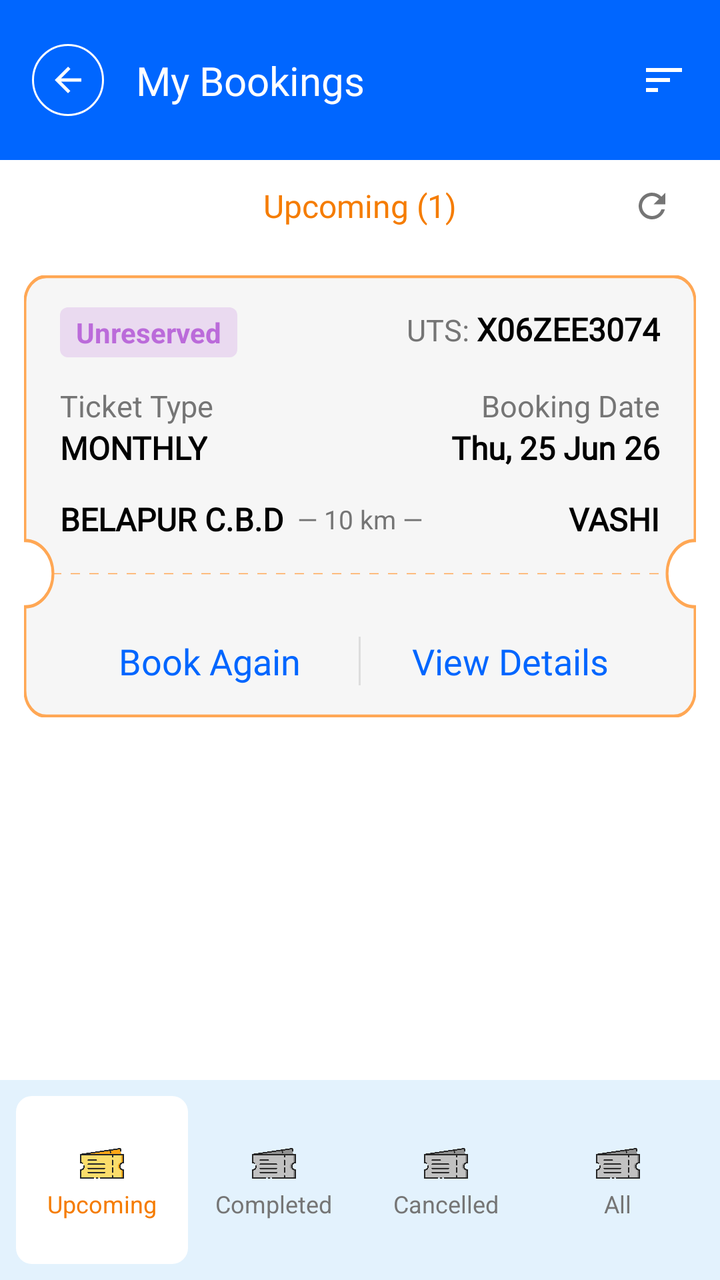
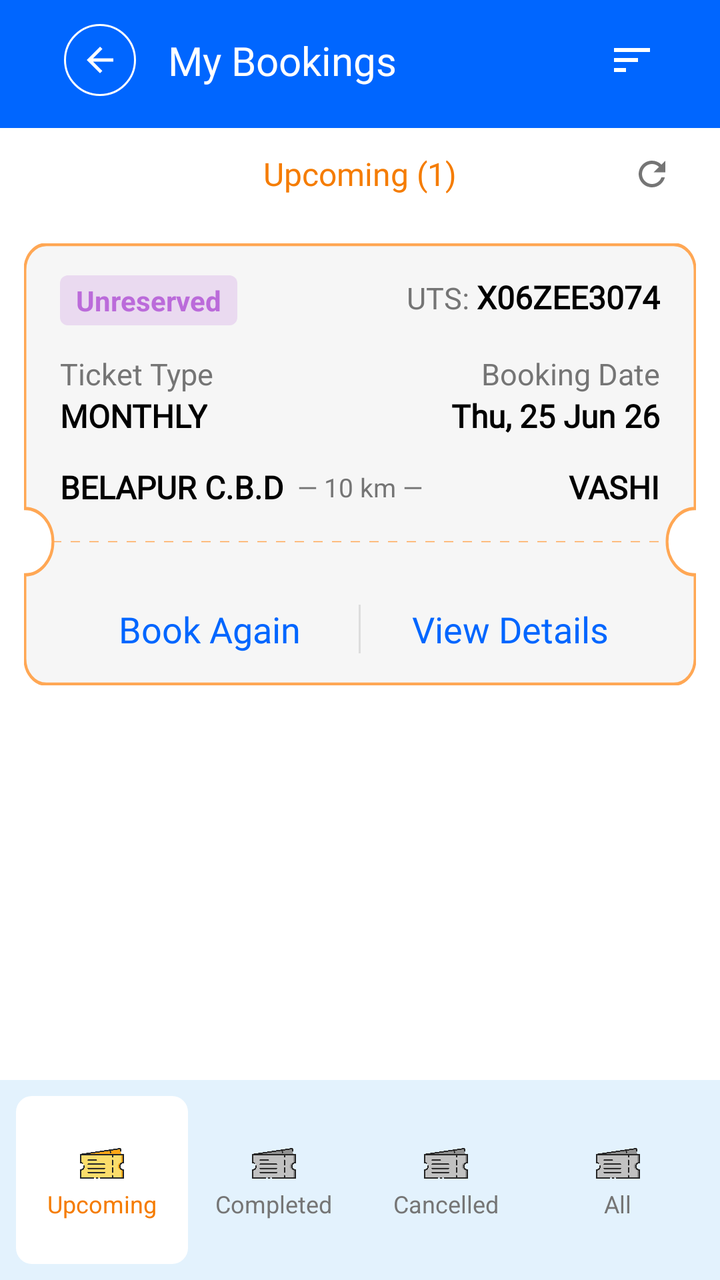

Compare the two renders of this Android layout. The source of the first and the diff that turns it into the second are given below.
<!-- AndroidManifest.xml: activity theme Theme.RailOne -->
<!-- res/layout/activity_bookings.xml -->
<?xml version="1.0" encoding="utf-8"?>
<androidx.constraintlayout.widget.ConstraintLayout xmlns:android="http://schemas.android.com/apk/res/android"
    xmlns:app="http://schemas.android.com/apk/res-auto"
    xmlns:tools="http://schemas.android.com/tools"
    android:layout_width="match_parent"
    android:layout_height="match_parent"
    android:background="@color/white"
    tools:context=".BookingsActivity">

    
    <androidx.constraintlayout.widget.ConstraintLayout
        android:id="@+id/topBar"
        android:layout_width="match_parent"
        android:layout_height="wrap_content"
        android:minHeight="80dp"
        android:background="@color/blue_action_bar"
        android:fitsSystemWindows="true"
        app:layout_constraintTop_toTopOf="parent">

        <ImageView
            android:id="@+id/btn_back"
            android:layout_width="36dp"
            android:layout_height="36dp"
            android:layout_marginStart="16dp"
            android:background="@drawable/bg_circle_outline"
            android:padding="8dp"
            android:src="@drawable/ic_back_arrow"
            app:layout_constraintBottom_toBottomOf="parent"
            app:layout_constraintStart_toStartOf="parent"
            app:layout_constraintTop_toTopOf="parent"
            app:tint="@color/white" />

        <TextView
            android:layout_width="wrap_content"
            android:layout_height="wrap_content"
            android:layout_marginStart="16dp"
            android:fontFamily="@font/montserrat_bold"
            android:text="My Bookings"
            android:textColor="@color/white"
            android:textSize="20sp"
            app:layout_constraintBottom_toBottomOf="@+id/btn_back"
            app:layout_constraintStart_toEndOf="@+id/btn_back"
            app:layout_constraintTop_toTopOf="@+id/btn_back" />

        <ImageView
            android:layout_width="24dp"
            android:layout_height="24dp"
            android:layout_marginEnd="16dp"
            android:src="@drawable/ic_sort"
            app:layout_constraintBottom_toBottomOf="parent"
            app:layout_constraintEnd_toEndOf="parent"
            app:layout_constraintTop_toTopOf="parent"
            app:tint="@color/white" />

    </androidx.constraintlayout.widget.ConstraintLayout>

    
    <androidx.constraintlayout.widget.ConstraintLayout
        android:id="@+id/cl_upcoming_header"
        android:layout_width="match_parent"
        android:layout_height="wrap_content"
        android:padding="12dp"
        app:layout_constraintTop_toBottomOf="@+id/topBar">

        <TextView
            android:layout_width="wrap_content"
            android:layout_height="wrap_content"
            android:fontFamily="@font/montserrat_semibold"
            android:text="Upcoming (1)"
            android:textColor="@color/orange_text"
            android:textSize="16sp"
            app:layout_constraintBottom_toBottomOf="parent"
            app:layout_constraintEnd_toEndOf="parent"
            app:layout_constraintStart_toStartOf="parent"
            app:layout_constraintTop_toTopOf="parent" />

        <ImageView
            android:layout_width="20dp"
            android:layout_height="20dp"
            android:layout_marginEnd="12dp"
            android:src="@drawable/ic_refresh"
            app:layout_constraintBottom_toBottomOf="parent"
            app:layout_constraintEnd_toEndOf="parent"
            app:layout_constraintTop_toTopOf="parent"
            app:tint="@color/gray_text" />

    </androidx.constraintlayout.widget.ConstraintLayout>

    
    <androidx.core.widget.NestedScrollView
        android:layout_width="match_parent"
        android:layout_height="0dp"
        app:layout_constraintBottom_toTopOf="@+id/bottomSubNav"
        app:layout_constraintTop_toBottomOf="@+id/cl_upcoming_header">

        <LinearLayout
            android:layout_width="match_parent"
            android:layout_height="wrap_content"
            android:orientation="vertical"
            android:padding="12dp">

            
            <include layout="@layout/item_ticket_unreserved" />

        </LinearLayout>
    </androidx.core.widget.NestedScrollView>

    
    <LinearLayout
        android:id="@+id/bottomSubNav"
        android:layout_width="match_parent"
        android:layout_height="100dp"
        android:background="@color/light_blue_tab_bg"
        android:orientation="horizontal"
        android:padding="8dp"
        android:weightSum="4"
        app:layout_constraintBottom_toBottomOf="parent">

        
        <LinearLayout
            android:layout_width="0dp"
            android:layout_height="match_parent"
            android:layout_weight="1"
            android:background="@drawable/bg_tab_selected"
            android:gravity="center"
            android:orientation="vertical">

            <ImageView
                android:layout_width="24dp"
                android:layout_height="24dp"
                android:src="@drawable/ic_ticket"
                />

            <TextView
                android:layout_width="wrap_content"
                android:layout_height="wrap_content"
                android:text="Upcoming"
                android:textColor="@color/orange_text"
                android:textSize="12sp" />
        </LinearLayout>

        
        <LinearLayout
            android:layout_width="0dp"
            android:layout_height="match_parent"
            android:layout_weight="1"
            android:gravity="center"
            android:orientation="vertical">

            <ImageView
                android:layout_width="24dp"
                android:layout_height="24dp"
                android:src="@drawable/ic_ticket_gray"
                />

            <TextView
                android:layout_width="wrap_content"
                android:layout_height="wrap_content"
                android:text="Completed"
                android:textColor="@color/gray_text"
                android:textSize="12sp" />
        </LinearLayout>

        
        <LinearLayout
            android:layout_width="0dp"
            android:layout_height="match_parent"
            android:layout_weight="1"
            android:gravity="center"
            android:orientation="vertical">

            <ImageView
                android:layout_width="24dp"
                android:layout_height="24dp"
                android:src="@drawable/ic_ticket_gray"
                />

            <TextView
                android:layout_width="wrap_content"
                android:layout_height="wrap_content"
                android:text="Cancelled"
                android:textColor="@color/gray_text"
                android:textSize="12sp" />
        </LinearLayout>

        
        <LinearLayout
            android:layout_width="0dp"
            android:layout_height="match_parent"
            android:layout_weight="1"
            android:gravity="center"
            android:orientation="vertical">

            <ImageView
                android:layout_width="24dp"
                android:layout_height="24dp"
                android:src="@drawable/ic_ticket_gray"
                />

            <TextView
                android:layout_width="wrap_content"
                android:layout_height="wrap_content"
                android:text="All"
                android:textColor="@color/gray_text"
                android:textSize="12sp" />
        </LinearLayout>

    </LinearLayout>

</androidx.constraintlayout.widget.ConstraintLayout>
<!-- res/layout/item_ticket_unreserved.xml (included above) -->
<?xml version="1.0" encoding="utf-8"?>
<androidx.constraintlayout.widget.ConstraintLayout xmlns:android="http://schemas.android.com/apk/res/android"
    xmlns:app="http://schemas.android.com/apk/res-auto"
    android:layout_width="match_parent"
    android:layout_height="wrap_content"
    android:background="@drawable/bg_ticket_vector"
    android:paddingLeft="18dp"
    android:paddingTop="16dp"
    android:paddingRight="18dp"
    android:paddingBottom="16dp">

    
    <TextView
        android:id="@+id/tv_badge"
        android:layout_width="wrap_content"
        android:layout_height="wrap_content"
        android:background="@drawable/bg_badge_unreserved"
        android:paddingStart="8dp"
        android:paddingTop="3dp"
        android:paddingEnd="8dp"
        android:paddingBottom="3dp"
        android:text="Unreserved"
        android:textColor="#bb6bda"
        android:textSize="14sp"
        android:textStyle="bold"
        app:layout_constraintStart_toStartOf="parent"
        app:layout_constraintTop_toTopOf="parent" />

    <TextView
        android:id="@+id/tv_uts_label"
        android:layout_width="wrap_content"
        android:layout_height="wrap_content"
        android:text="UTS: "
        android:textColor="@color/gray_text"
        android:textSize="15sp"
        app:layout_constraintBaseline_toBaselineOf="@+id/tv_uts"
        app:layout_constraintEnd_toStartOf="@+id/tv_uts" />

    <TextView
        android:id="@+id/tv_uts"
        android:layout_width="wrap_content"
        android:layout_height="wrap_content"
        android:fontFamily="@font/montserrat_semibold"
        android:textStyle="bold"
        android:text="X06ZEE3074"
        android:textColor="@color/black"
        android:textSize="16sp"
        app:layout_constraintEnd_toEndOf="parent"
        app:layout_constraintTop_toTopOf="parent" />

    
    <TextView
        android:id="@+id/tv_ticket_type_label"
        android:layout_width="wrap_content"
        android:layout_height="wrap_content"
        android:layout_marginTop="14dp"
        android:text="Ticket Type"
        android:textColor="@color/gray_text"
        android:textSize="15sp"
        app:layout_constraintStart_toStartOf="parent"
        app:layout_constraintTop_toBottomOf="@+id/tv_badge" />

    <TextView
        android:id="@+id/tv_booking_date_label"
        android:layout_width="wrap_content"
        android:layout_height="wrap_content"
        android:text="Booking Date"
        android:textColor="@color/gray_text"
        android:textSize="15sp"
        app:layout_constraintEnd_toEndOf="parent"
        app:layout_constraintTop_toTopOf="@+id/tv_ticket_type_label" />

    <TextView
        android:id="@+id/tv_ticket_type"
        android:layout_width="wrap_content"
        android:layout_height="wrap_content"
        android:fontFamily="@font/montserrat_semibold"
        android:text="MONTHLY"
        android:textColor="@color/black"
        android:textSize="16sp"
        android:textStyle="bold"
        app:layout_constraintStart_toStartOf="parent"
        app:layout_constraintTop_toBottomOf="@+id/tv_ticket_type_label" />

    <TextView
        android:id="@+id/tv_booking_date"
        android:layout_width="wrap_content"
        android:layout_height="wrap_content"
        android:fontFamily="@font/montserrat_semibold"
        android:text="Thu, 25 Jun 26"
        android:textStyle="bold"
        android:textColor="@color/black"
        android:textSize="16sp"
        app:layout_constraintEnd_toEndOf="parent"
        app:layout_constraintTop_toBottomOf="@+id/tv_booking_date_label" />

    
    <TextView
        android:id="@+id/tv_from"
        android:layout_width="wrap_content"
        android:layout_height="wrap_content"
        android:layout_marginTop="14dp"
        android:fontFamily="@font/montserrat_semibold"
        android:text="BELAPUR C.B.D"
        android:textStyle="bold"
        android:textColor="@color/black"
        android:textSize="16sp"
        app:layout_constraintStart_toStartOf="parent"
        app:layout_constraintTop_toBottomOf="@+id/tv_ticket_type" />

    <TextView
        android:id="@+id/tv_dist"
        android:layout_width="wrap_content"
        android:layout_height="wrap_content"
        android:text="— 10 km —"
        android:textColor="@color/gray_text"
        android:textSize="13sp"
        app:layout_constraintBottom_toBottomOf="@+id/tv_from"
        app:layout_constraintEnd_toEndOf="parent"
        app:layout_constraintStart_toStartOf="parent"
        app:layout_constraintTop_toTopOf="@+id/tv_from" />

    <TextView
        android:id="@+id/tv_to"
        android:layout_width="wrap_content"
        android:layout_height="wrap_content"
        android:fontFamily="@font/montserrat_semibold"
        android:text="VASHI"
        android:textStyle="bold"
        android:textColor="@color/black"
        android:textSize="16sp"
        app:layout_constraintEnd_toEndOf="parent"
        app:layout_constraintTop_toTopOf="@+id/tv_from" />

    
    <LinearLayout
        android:layout_width="match_parent"
        android:layout_height="wrap_content"
        android:layout_marginTop="50dp"
        android:orientation="horizontal"
        app:layout_constraintTop_toBottomOf="@+id/tv_dist">

        <TextView
            android:layout_width="0dp"
            android:layout_height="wrap_content"
            android:layout_weight="1"
            android:fontFamily="@font/montserrat_bold"
            android:gravity="center"
            android:text="Book Again"
            android:textColor="@color/blue_action_bar"
            android:textSize="18sp" />

        <View
            android:layout_width="1dp"
            android:layout_height="match_parent"
            android:background="#DDDDDD" />

        <TextView
            android:id="@+id/btn_view_details"
            android:layout_width="0dp"
            android:layout_height="wrap_content"
            android:layout_weight="1"
            android:fontFamily="@font/montserrat_bold"
            android:gravity="center"
            android:text="View Details"
            android:textColor="@color/blue_action_bar"
            android:textSize="18sp" />

    </LinearLayout>

</androidx.constraintlayout.widget.ConstraintLayout>
<!-- resources referenced by this layout -->
<resources>
  <color name="black">#000000</color>
  <color name="blue_action_bar">#0066ff</color>
  <color name="gray_text">#757575</color>
  <color name="light_blue_tab_bg">#E3F2FD</color>
  <color name="orange_text">#F57C00</color>
  <color name="white">#FFFFFFFF</color>
  <!-- drawable bg_badge_unreserved (drawable) -->
  <?xml version="1.0" encoding="utf-8"?>
  <shape xmlns:android="http://schemas.android.com/apk/res/android">
      <solid android:color="#eadaf0" />
      <corners android:radius="4dp" />
  </shape>
  <!-- drawable bg_circle_outline (drawable) -->
  <?xml version="1.0" encoding="utf-8"?>
  <shape xmlns:android="http://schemas.android.com/apk/res/android"
      android:shape="oval">
      <stroke
          android:width="1dp"
          android:color="@color/white" />
  </shape>
  <!-- drawable bg_tab_selected (drawable) -->
  <?xml version="1.0" encoding="utf-8"?>
  <shape xmlns:android="http://schemas.android.com/apk/res/android">
      <solid android:color="@color/white" />
      <corners android:radius="8dp" />
  </shape>
  <!-- drawable ic_back_arrow (drawable) -->
  <vector xmlns:android="http://schemas.android.com/apk/res/android"
      android:width="24dp"
      android:height="24dp"
      android:viewportWidth="24"
      android:viewportHeight="24">
    <path
        android:fillColor="#000000"
        android:pathData="M20,11H7.83l5.59,-5.59L12,4l-8,8 8,8 1.41,-1.41L7.83,13H20v-2z"/>
  </vector>
  <!-- drawable ic_refresh (drawable) -->
  <vector xmlns:android="http://schemas.android.com/apk/res/android"
      android:width="24dp"
      android:height="24dp"
      android:viewportWidth="24"
      android:viewportHeight="24">
    <path
        android:fillColor="#000000"
        android:pathData="M17.65,6.35C16.2,4.9 14.21,4 12,4c-4.42,0 -7.99,3.58 -7.99,8s3.57,8 7.99,8c3.73,0 6.84,-2.55 7.73,-6h-2.08c-0.82,2.33 -3.04,4 -5.65,4c-3.31,0 -6,-2.69 -6,-6s2.69,-6 6,-6c1.66,0 3.14,0.69 4.22,1.78L13,11h7V4l-2.35,2.35z"/>
  </vector>
  <!-- drawable ic_sort (drawable) -->
  <vector xmlns:android="http://schemas.android.com/apk/res/android"
      android:width="24dp"
      android:height="24dp"
      android:viewportWidth="24"
      android:viewportHeight="24">
    <path
        android:fillColor="#000000"
        android:pathData="M3,18h6v-2H3v2zM3,6v2h18V6H3zm0,7h12v-2H3v2z"/>
  </vector>
  <style name="Theme.RailOne" parent="Theme.MaterialComponents.DayNight.NoActionBar">
          
          <item name="colorPrimary">@color/blue_primary</item>
          <item name="colorPrimaryVariant">@color/white</item>
          <item name="colorOnPrimary">@color/white</item>
          
          <item name="colorSecondary">@color/teal_200</item>
          <item name="colorSecondaryVariant">@color/teal_700</item>
          <item name="colorOnSecondary">@color/black</item>
          
          <item name="android:statusBarColor">@color/white</item>
          <item name="android:windowLightStatusBar">true</item>
          
      </style>
  <color name="blue_primary">#1A237E</color>
  <color name="teal_200">#FF03DAC5</color>
  <color name="teal_700">#FF018786</color>
  <!-- unchanged entries left out for length: 3 -->
</resources>

<!-- the commit's change to res/layout/activity_bookings.xml (unified diff, before → after) -->
@@ -12,9 +12,11 @@
         android:id="@+id/topBar"
         android:layout_width="match_parent"
         android:layout_height="wrap_content"
-        android:minHeight="80dp"
         android:background="@color/blue_action_bar"
-        android:fitsSystemWindows="true"
+        android:paddingStart="16dp"
+        android:paddingTop="12dp"
+        android:paddingEnd="16dp"
+        android:paddingBottom="16dp"
         app:layout_constraintTop_toTopOf="parent">
 
         <ImageView
